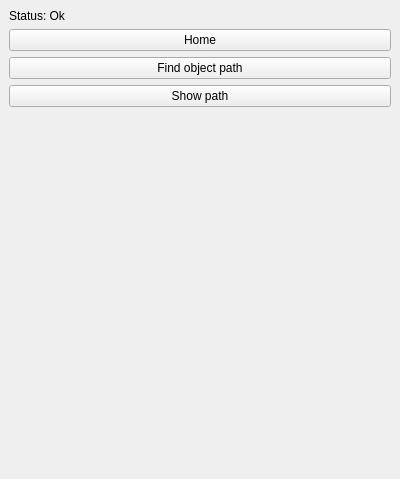
martinjakobsgaard/dual-robots, file plugin/src/DualRobotPlugin.ui: the form before one commit.
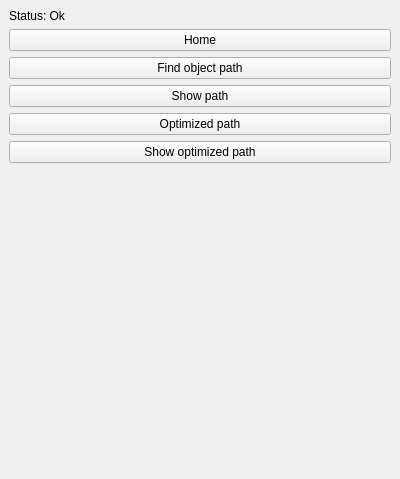
The form after the commit.

Commit message: Optimze path stuff

What changed in the file:
```diff
--- a/plugin/src/DualRobotPlugin.ui
+++ b/plugin/src/DualRobotPlugin.ui
@@ -49,6 +49,20 @@
       </property>
      </widget>
     </item>
+    <item>
+     <widget class="QPushButton" name="ui_optimize_path_button">
+      <property name="text">
+       <string>Optimized path</string>
+      </property>
+     </widget>
+    </item>
+    <item>
+     <widget class="QPushButton" name="ui_show_optimized_path_button">
+      <property name="text">
+       <string>Show optimized path</string>
+      </property>
+     </widget>
+    </item>
    </layout>
   </widget>
  </widget>
```
The commit also changes 2 other files.
